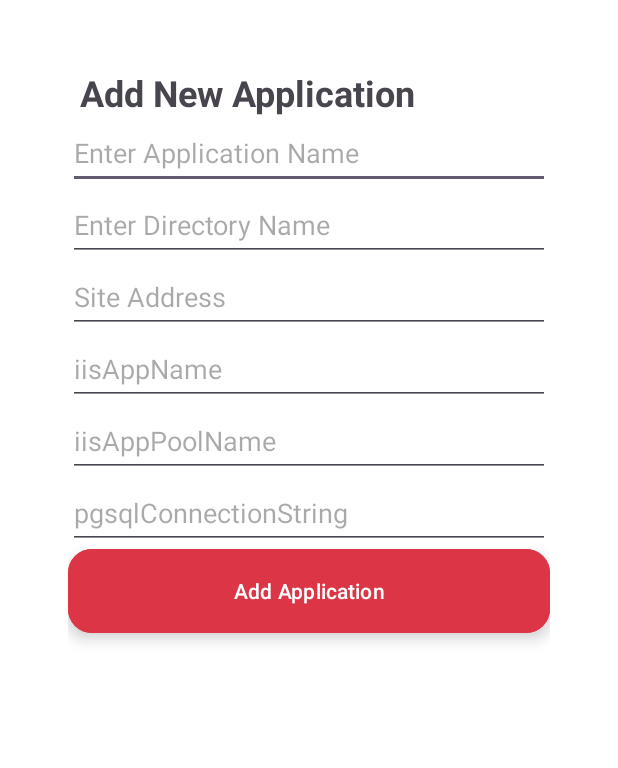
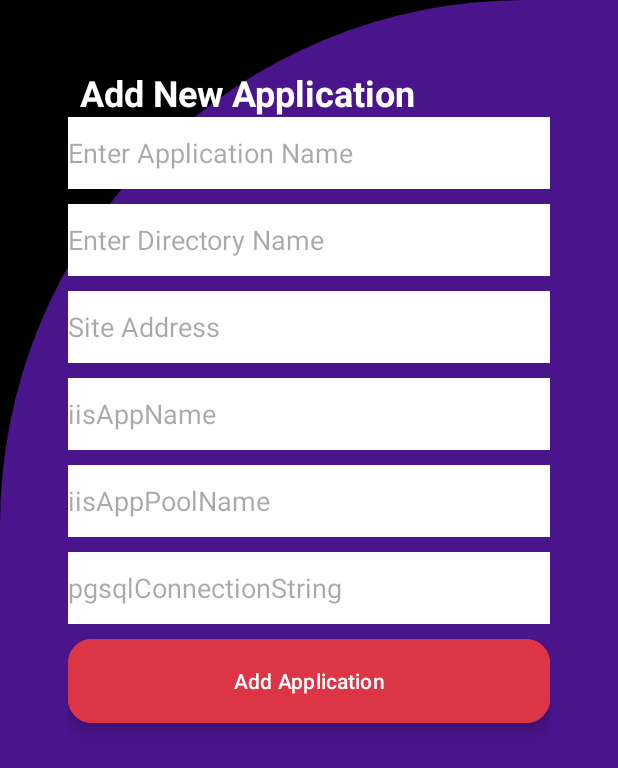
Before and after one commit to MKZSE/MobileApp, an Android app: the AddNewApplicationActivity screen opened directly, with no data from a screen before it, on a phone screen of 412 x 824 dp. Shown: the top 768 px of the screen. Run offline under Robolectric (Android 15) with nearby library versions, the phone set to English and light mode, and no system bars.

Commit message:
poprawki wygladu, tlo

```diff
--- /dev/null
+++ b/app/src/main/res/drawable/cut_card_background2.xml
@@ -0,0 +1,21 @@
+<?xml version="1.0" encoding="utf-8"?>
+<layer-list xmlns:android="http://schemas.android.com/apk/res/android">
+
+
+    <item>
+        <shape android:shape="rectangle">
+            <solid android:color="@android:color/black"/>
+        </shape>
+    </item>
+
+
+    <item>
+        <shape android:shape="rectangle">
+            <solid android:color="@color/colorPurple"/>
+            <corners
+                android:topLeftRadius="350dp"
+                android:topRightRadius="0dp"/>
+        </shape>
+    </item>
+
+</layer-list>
--- a/app/src/main/res/layout/activity_add_new_application.xml
+++ b/app/src/main/res/layout/activity_add_new_application.xml
@@ -5,13 +5,14 @@
     android:id="@+id/main"
     android:layout_width="match_parent"
     android:layout_height="match_parent"
-    android:background="@color/white"
+    android:background="@drawable/cut_card_background2"
     tools:context=".MainActivity">
 <LinearLayout
     android:layout_width="match_parent"
     android:layout_height="match_parent"
     android:orientation="vertical"
-    android:padding="45dp">
+    android:padding="45dp"
+    >
 
     <TextView
         android:id="@+id/tvTitle"
@@ -20,6 +21,7 @@
         android:text="Add New Application"
         android:textSize="24sp"
         android:textStyle="bold"
+        android:textColor="@color/white"
         android:layout_alignParentStart="true"
         android:layout_centerVertical="true"
         android:paddingStart="8dp"/>
@@ -29,7 +31,9 @@
         android:layout_height="wrap_content"
         android:hint="Enter Application Name"
         android:inputType="text"
-        android:minHeight="48dp" />
+        android:minHeight="48dp"
+        android:background="@color/white"
+        />
 
     <EditText
         android:id="@+id/directorynameEditText"
@@ -37,7 +41,9 @@
         android:layout_height="wrap_content"
         android:hint="Enter Directory Name"
         android:inputType="text"
-        android:minHeight="48dp" />
+        android:minHeight="48dp"
+        android:background="@color/white"
+        android:layout_marginTop="10dp"/>
 
     <EditText
         android:id="@+id/addresEditText"
@@ -45,7 +51,9 @@
         android:layout_height="wrap_content"
         android:hint="Site Address"
         android:inputType="text"
-        android:minHeight="48dp" />
+        android:minHeight="48dp"
+        android:background="@color/white"
+        android:layout_marginTop="10dp"/>
 
     <EditText
         android:id="@+id/iisAppNameEditText"
@@ -53,7 +61,9 @@
         android:layout_height="wrap_content"
         android:hint="iisAppName"
         android:inputType="text"
-        android:minHeight="48dp" />
+        android:minHeight="48dp"
+        android:background="@color/white"
+        android:layout_marginTop="10dp"/>
 
     <EditText
         android:id="@+id/iisAppPoolNameEditText"
@@ -61,7 +71,9 @@
         android:layout_height="wrap_content"
         android:hint="iisAppPoolName"
         android:inputType="text"
-        android:minHeight="48dp" />
+        android:minHeight="48dp"
+        android:background="@color/white"
+        android:layout_marginTop="10dp"/>
 
     <EditText
         android:id="@+id/pgsqlConnectionStringEditText"
@@ -69,7 +81,9 @@
         android:layout_height="wrap_content"
         android:hint="pgsqlConnectionString"
         android:inputType="text"
-        android:minHeight="48dp" />
+        android:minHeight="48dp"
+        android:background="@color/white"
+        android:layout_marginTop="10dp"/>
 
     <Button
         android:id="@+id/addApplicationButton"
@@ -78,7 +92,8 @@
         android:layout_height="wrap_content"
         android:backgroundTint="#DC3545"
         android:text="Add Application"
-        android:textColor="@color/white" />
+        android:textColor="@color/white"
+        android:layout_marginTop="10dp"/>
 
 </LinearLayout>
 </androidx.constraintlayout.widget.ConstraintLayout>
--- a/app/src/main/res/layout/activity_get_apps.xml
+++ b/app/src/main/res/layout/activity_get_apps.xml
@@ -5,7 +5,7 @@
     android:id="@+id/main"
     android:layout_width="match_parent"
     android:layout_height="match_parent"
-    android:background="@color/white"
+    android:background="@drawable/cut_card_background2"
     tools:context=".MainActivity">
 <LinearLayout
     android:layout_width="match_parent"
@@ -26,6 +26,7 @@
             android:layout_width="wrap_content"
             android:layout_height="wrap_content"
             android:text="Get Apps"
+            android:textColor="@color/white"
             android:textSize="24sp"
             android:textStyle="bold"
             android:layout_alignParentStart="true"
@@ -51,6 +52,7 @@
         android:layout_width="match_parent"
         android:layout_height="wrap_content"
         android:padding="4dp"
+
         android:background="@android:color/darker_gray">
 
         <TextView
```
Also changed, not shown: app/src/main/res/layout/activity_get_logs.xml (+10 -4 lines), app/src/main/res/layout/activity_send_logs.xml (+7 -1 lines), app/src/main/res/layout/item_log.xml (+29 -4 lines).
